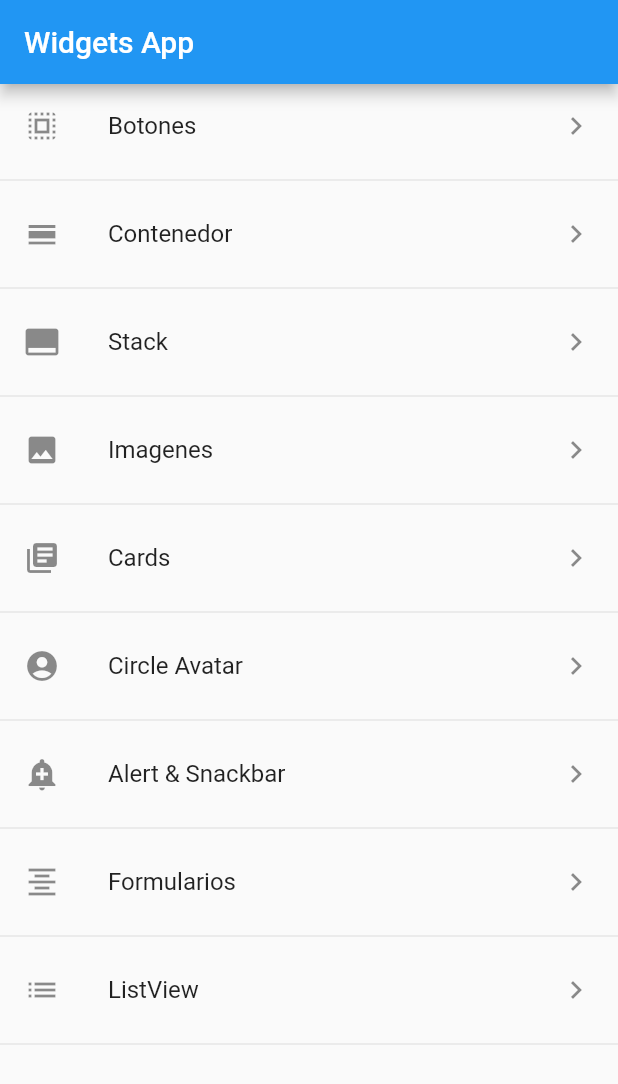
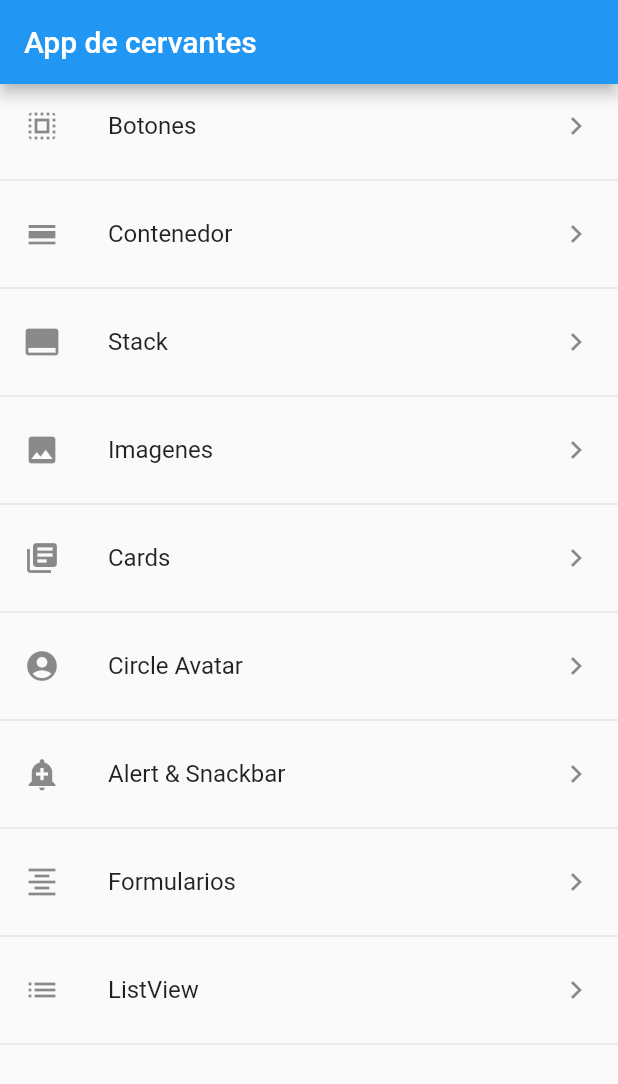
Before and after one commit to susancerc/act6_android, a Flutter app: the screen it shows after launch, on a phone screen of 412 x 824 dp. Shown: the top 1084 px of the screen. Run offline on Flutter 3.47's test engine with Material 2 defaults, Android fonts, the phone set to English and light mode, and no system bars.

Commit message:
Update home_page.dart

```diff
--- a/lib/src/pages/home_page.dart
+++ b/lib/src/pages/home_page.dart
@@ -5,7 +5,7 @@ class HomePage extends StatelessWidget {
   Widget build(BuildContext context) {
     return Scaffold(
         appBar: AppBar(
-          title: Text('Widgets App'),
+          title: Text("App de cervantes"),
         ),
         body: ListView(
           children: <Widget>[
@@ -42,4 +42,4 @@ class HomePage extends StatelessWidget {
     ); //fin del returnlistitle
   } //fin widget crearitem
 
-} //fin de la clase homepage
+} //fin class HomePage
```
